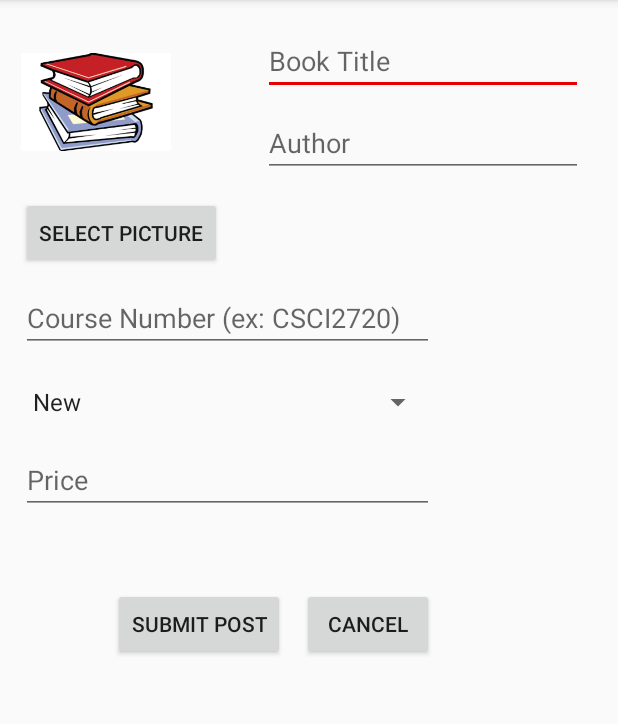
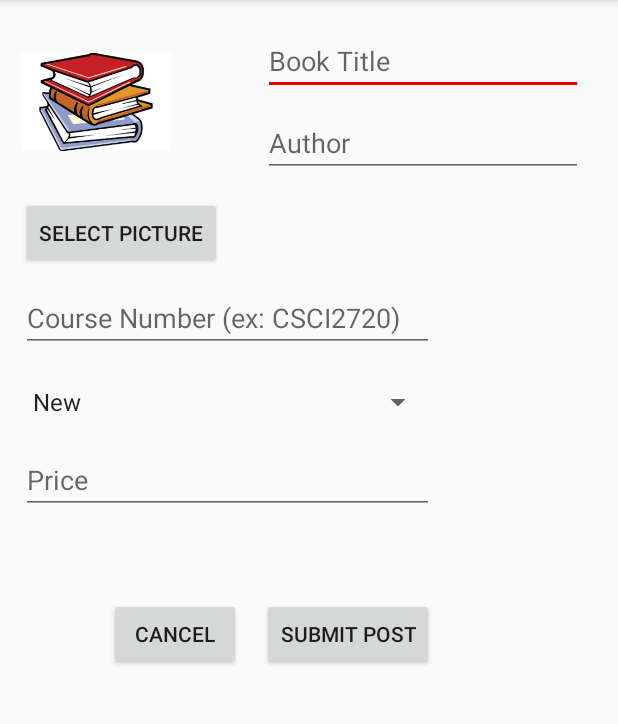
Before and after one commit to lakshay35/Georgia-Central, an Android app: the PostTextbook screen opened directly, with no data from a screen before it, on a phone screen of 412 x 824 dp, the part 84-808 px from its top. Run offline under Robolectric (Android 15) with nearby library versions, the phone set to English and light mode, and no system bars.

Commit message:
fixed bug in log in page switched positions of buttons

```diff
--- a/app/src/main/java/directedstudy/georgiacentral/Activities/Login.java
+++ b/app/src/main/java/directedstudy/georgiacentral/Activities/Login.java
@@ -60,8 +60,8 @@ public class Login extends AppCompatActivity {
 
         }, 1000);
 
-        String email    = etEmail.getText().toString();
-        String password = etPassword.getText().toString();
+        String email    = etEmail.getText().toString().trim();
+        String password = etPassword.getText().toString().trim();
 
         User user       = new User(email, password);
         User dbUser     = userSchema.logIn(user);
--- a/app/src/main/res/layout/activity_post_textbook.xml
+++ b/app/src/main/res/layout/activity_post_textbook.xml
@@ -85,23 +85,24 @@
             android:text="Select PIcture" />
 
         <Button
+            android:id="@+id/btnCancel"
+            android:layout_width="wrap_content"
+            android:layout_height="wrap_content"
+            android:layout_alignBaseline="@+id/btnSubmit"
+            android:layout_alignBottom="@+id/btnSubmit"
+            android:layout_marginEnd="14dp"
+            android:layout_toStartOf="@+id/btnSubmit"
+            android:onClick="onClickCancel"
+            android:text="Cancel" />
+
+        <Button
             android:id="@+id/btnSubmit"
             android:layout_width="wrap_content"
             android:layout_height="wrap_content"
-            android:layout_alignStart="@+id/etPrice"
+            android:layout_alignEnd="@+id/etPrice"
             android:layout_below="@+id/etPrice"
-            android:layout_marginStart="61dp"
-            android:layout_marginTop="49dp"
+            android:layout_marginTop="56dp"
             android:onClick="onClickSubmit"
             android:text="Submit Post" />
-
-        <Button
-            android:id="@+id/btnCancel"
-            android:layout_width="wrap_content"
-            android:layout_height="wrap_content"
-            android:layout_alignBottom="@+id/btnSubmit"
-            android:layout_alignEnd="@+id/etPrice"
-            android:onClick="onClickCancel"
-            android:text="Cancel" />
     </RelativeLayout>
 </android.support.constraint.ConstraintLayout>
```
Also changed, not shown: app/src/main/res/layout/activity_login.xml (+17 -17 lines), app/src/main/res/layout/activity_registration.xml (+15 -14 lines).
